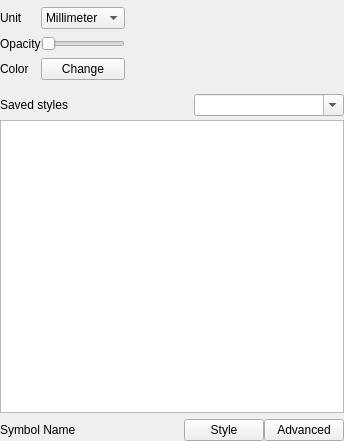
This is src/ui/symbollayer/widget_symbolslist.ui in qgis/QGIS as Qt 5 draws it before an edit. The edited form follows.
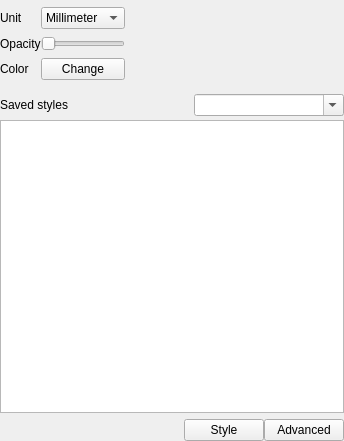
This is the edited form. Custom widgets are drawn as their Qt base class.

```diff
--- a/src/ui/symbollayer/widget_symbolslist.ui
+++ b/src/ui/symbollayer/widget_symbolslist.ui
@@ -310,13 +310,6 @@
      <property name="topMargin">
       <number>2</number>
      </property>
-     <item>
-      <widget class="QLabel" name="lblSymbolName">
-       <property name="text">
-        <string>Symbol Name</string>
-       </property>
-      </widget>
-     </item>
      <item>
       <spacer name="horizontalSpacer">
        <property name="orientation">
```
Left out of the diff: 3 changed lines with no effect on the pictures.
